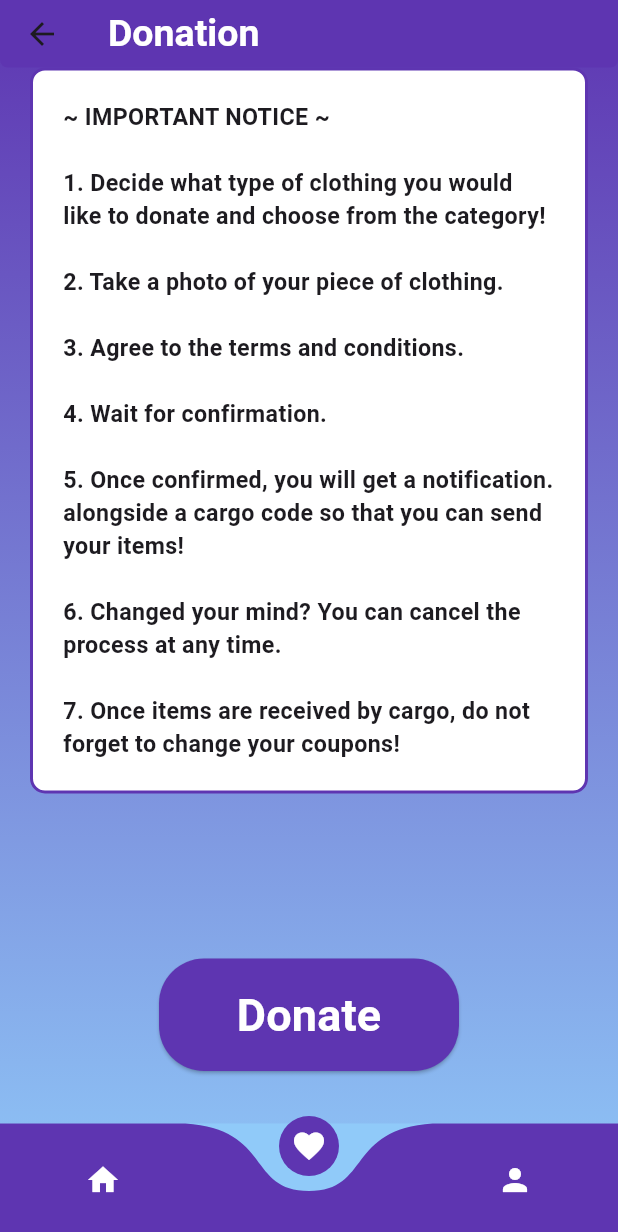
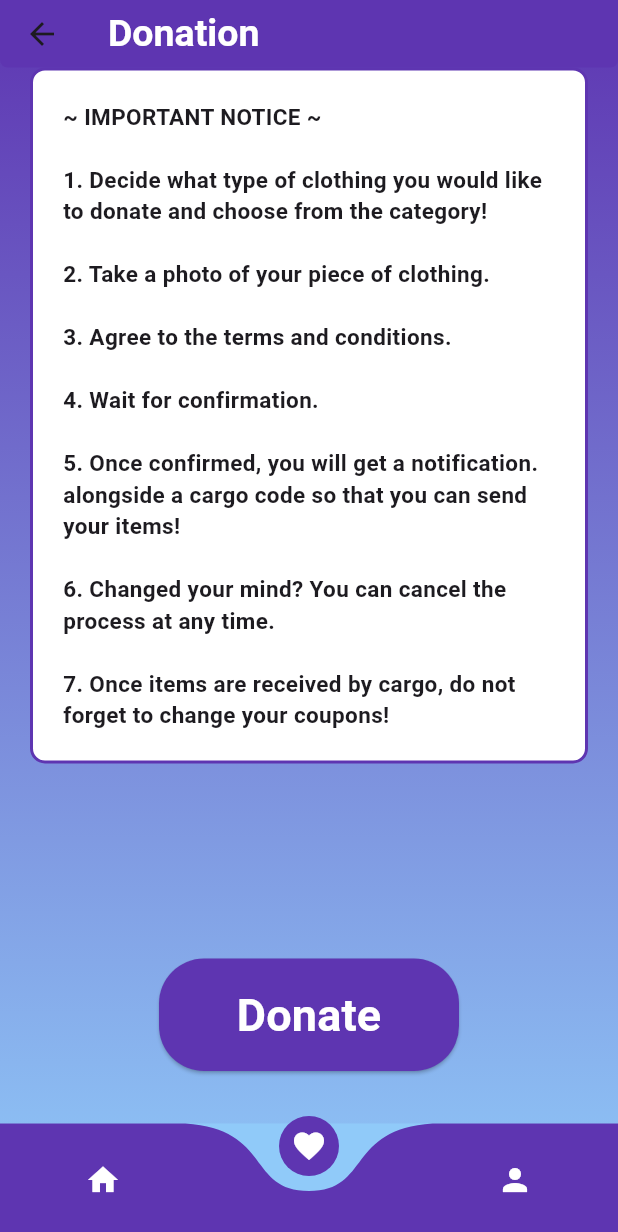
Before and after one commit to ozgeozerr/DonateItProject, a Flutter app: the DonationPage screen opened directly, on a phone screen of 412 x 824 dp. Shown: the top 1232 px of the screen. Run offline on Flutter 3.47's test engine with Material 3 defaults, Android fonts, the phone set to English and light mode, and no system bars; drawn by our look-alikes of curved_navigation_bar; our stand-ins replace carousel_slider, firebase_auth, firebase_core, flutter_svg, google_sign_in; accounts and stored records are empty.

Commit message:
made minor modification

```diff
--- a/lib/pages/donation_page.dart
+++ b/lib/pages/donation_page.dart
@@ -78,7 +78,7 @@ class _DonationPageState extends State<DonationPage> {
                                   '\n6. Changed your mind? You can cancel the process at any time.\n'
                                   '\n7. Once items are received by cargo, do not forget to change your coupons!',
                               style: TextStyle(
-                                fontSize: 15.5,
+                                fontSize: 15.0,
                                 fontWeight: FontWeight.bold,
                               ),
                             ),
```
